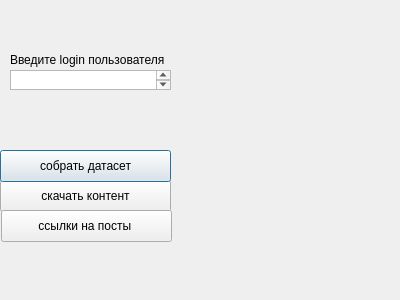
Pugacheva019/DatebaseForAnalysis, file DataSet.ui: the form before one commit.
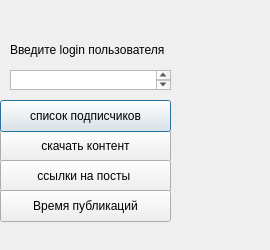
The form after the commit.

Commit message: add time of posts

What changed in the file:
```diff
--- a/DataSet.ui
+++ b/DataSet.ui
@@ -6,31 +6,31 @@
    <rect>
     <x>0</x>
     <y>0</y>
-    <width>400</width>
-    <height>300</height>
+    <width>270</width>
+    <height>250</height>
    </rect>
   </property>
   <property name="windowTitle">
-   <string>Dialog</string>
+   <string>Parse from Instagram</string>
   </property>
   <widget class="QPushButton" name="datasetbutton">
    <property name="geometry">
     <rect>
      <x>0</x>
-     <y>150</y>
+     <y>100</y>
      <width>171</width>
      <height>32</height>
     </rect>
    </property>
    <property name="text">
-    <string>собрать датасет</string>
+    <string>список подписчиков</string>
    </property>
   </widget>
   <widget class="QPushButton" name="downloadbutton">
    <property name="geometry">
     <rect>
      <x>0</x>
-     <y>180</y>
+     <y>130</y>
      <width>171</width>
      <height>32</height>
     </rect>
@@ -42,8 +42,8 @@
   <widget class="QPushButton" name="Postsbutton">
    <property name="geometry">
     <rect>
-     <x>1</x>
-     <y>210</y>
+     <x>0</x>
+     <y>160</y>
      <width>171</width>
      <height>32</height>
     </rect>
@@ -56,7 +56,7 @@
    <property name="geometry">
     <rect>
      <x>10</x>
-     <y>50</y>
+     <y>40</y>
      <width>211</width>
      <height>20</height>
     </rect>
@@ -74,12 +74,32 @@
      <height>20</height>
     </rect>
    </property>
+   <property name="mouseTracking">
+    <bool>true</bool>
+   </property>
+   <property name="tabletTracking">
+    <bool>true</bool>
+   </property>
+  </widget>
+  <widget class="QPushButton" name="pushButton">
+   <property name="geometry">
+    <rect>
+     <x>0</x>
+     <y>190</y>
+     <width>171</width>
+     <height>32</height>
+    </rect>
+   </property>
+   <property name="text">
+    <string>Время публикаций</string>
+   </property>
   </widget>
   <zorder>downloadbutton</zorder>
   <zorder>datasetbutton</zorder>
   <zorder>Postsbutton</zorder>
   <zorder>label</zorder>
   <zorder>textEdit</zorder>
+  <zorder>pushButton</zorder>
  </widget>
  <resources/>
  <connections/>
```
The commit also changes 2 other files.
